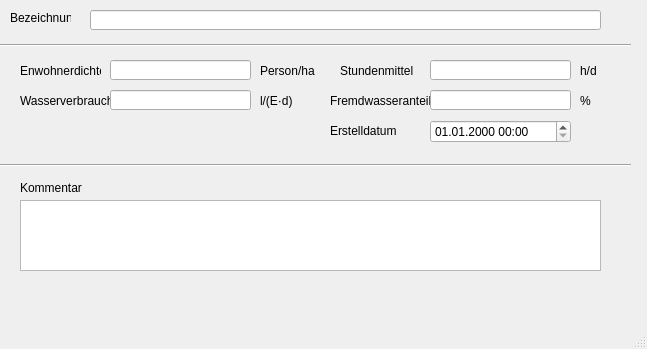
Old version of the form qkan/forms/qkan_einzugsgebiete.ui in the repository hoettges/QKan.
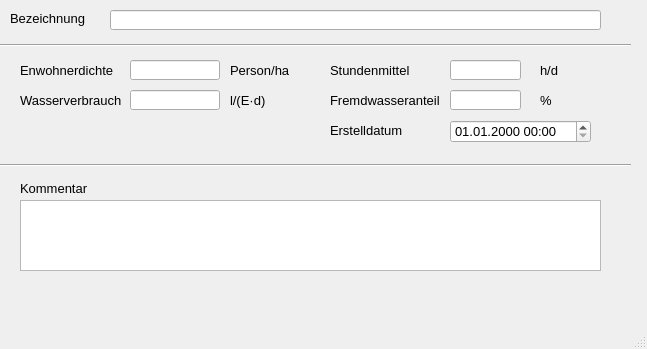
New version of the form. Custom widgets are drawn as their Qt base class.

The edit to the form file:
```diff
--- a/qkan/forms/qkan_einzugsgebiete.ui
+++ b/qkan/forms/qkan_einzugsgebiete.ui
@@ -16,6 +16,7 @@
   <property name="font">
    <font>
     <family>Tahoma</family>
+    <pointsize>10</pointsize>
    </font>
   </property>
   <property name="windowTitle">
@@ -27,8 +28,8 @@
      <rect>
       <x>330</x>
       <y>90</y>
-      <width>111</width>
-      <height>21</height>
+      <width>120</width>
+      <height>20</height>
      </rect>
     </property>
     <property name="text">
@@ -40,7 +41,7 @@
      <rect>
       <x>10</x>
       <y>10</y>
-      <width>61</width>
+      <width>91</width>
       <height>16</height>
      </rect>
     </property>
@@ -77,7 +78,7 @@
    <widget class="QLabel" name="label_11">
     <property name="geometry">
      <rect>
-      <x>580</x>
+      <x>540</x>
       <y>60</y>
       <width>41</width>
       <height>21</height>
@@ -92,7 +93,7 @@
      <rect>
       <x>20</x>
       <y>90</y>
-      <width>91</width>
+      <width>110</width>
       <height>21</height>
      </rect>
     </property>
@@ -103,7 +104,7 @@
    <widget class="QLabel" name="label_8">
     <property name="geometry">
      <rect>
-      <x>260</x>
+      <x>230</x>
       <y>60</y>
       <width>61</width>
       <height>21</height>
@@ -118,8 +119,8 @@
      <rect>
       <x>330</x>
       <y>120</y>
-      <width>71</width>
-      <height>21</height>
+      <width>80</width>
+      <height>20</height>
      </rect>
     </property>
     <property name="text">
@@ -142,10 +143,10 @@
    <widget class="QLabel" name="label_6">
     <property name="geometry">
      <rect>
-      <x>340</x>
+      <x>330</x>
       <y>60</y>
-      <width>81</width>
-      <height>21</height>
+      <width>90</width>
+      <height>20</height>
      </rect>
     </property>
     <property name="text">
@@ -155,7 +156,7 @@
    <widget class="QLabel" name="label_10">
     <property name="geometry">
      <rect>
-      <x>260</x>
+      <x>230</x>
       <y>90</y>
       <width>41</width>
       <height>21</height>
@@ -170,7 +171,7 @@
      <rect>
       <x>20</x>
       <y>60</y>
-      <width>81</width>
+      <width>110</width>
       <height>21</height>
      </rect>
     </property>
@@ -181,7 +182,7 @@
    <widget class="QLabel" name="label_9">
     <property name="geometry">
      <rect>
-      <x>580</x>
+      <x>540</x>
       <y>90</y>
       <width>41</width>
       <height>21</height>
@@ -194,9 +195,9 @@
    <widget class="QLineEdit" name="tgnam">
     <property name="geometry">
      <rect>
-      <x>90</x>
+      <x>110</x>
       <y>10</y>
-      <width>511</width>
+      <width>491</width>
       <height>20</height>
      </rect>
     </property>
@@ -204,9 +205,9 @@
    <widget class="QLineEdit" name="ewdichte">
     <property name="geometry">
      <rect>
-      <x>110</x>
+      <x>130</x>
       <y>60</y>
-      <width>141</width>
+      <width>90</width>
       <height>20</height>
      </rect>
     </property>
@@ -214,9 +215,9 @@
    <widget class="QLineEdit" name="wverbrauch">
     <property name="geometry">
      <rect>
-      <x>110</x>
+      <x>130</x>
       <y>90</y>
-      <width>141</width>
+      <width>90</width>
       <height>20</height>
      </rect>
     </property>
@@ -224,9 +225,9 @@
    <widget class="QLineEdit" name="stdmittel">
     <property name="geometry">
      <rect>
-      <x>430</x>
+      <x>450</x>
       <y>60</y>
-      <width>141</width>
+      <width>71</width>
       <height>20</height>
      </rect>
     </property>
@@ -234,9 +235,9 @@
    <widget class="QLineEdit" name="fremdwas">
     <property name="geometry">
      <rect>
-      <x>430</x>
+      <x>450</x>
       <y>90</y>
-      <width>141</width>
+      <width>71</width>
       <height>20</height>
      </rect>
     </property>
@@ -254,7 +255,7 @@
    <widget class="QgsDateTimeEdit" name="createdat">
     <property name="geometry">
      <rect>
-      <x>430</x>
+      <x>450</x>
       <y>120</y>
       <width>141</width>
       <height>23</height>
```
Left out of the diff: 2 changed lines with no effect on the pictures.
